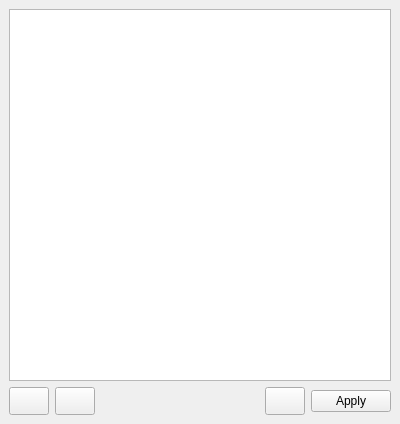
parov0z/bootsplash-manager, file src/gui/mainwindow.ui: the form before one commit.
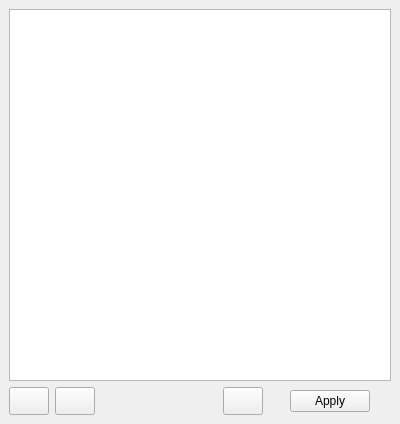
The form after the commit. Icons and pictures are not drawn.

The edit to the form file:
```diff
--- a/src/gui/mainwindow.ui
+++ b/src/gui/mainwindow.ui
@@ -132,23 +132,13 @@
        </widget>
       </item>
       <item>
-       <widget class="QPushButton" name="ApplyButton">
-        <property name="enabled">
+       <widget class="QDialogButtonBox" name="buttonBox">
+        <property name="standardButtons">
+         <set>QDialogButtonBox::Apply</set>
+        </property>
+        <property name="centerButtons">
          <bool>true</bool>
         </property>
-        <property name="sizePolicy">
-         <sizepolicy hsizetype="Preferred" vsizetype="Fixed">
-          <horstretch>0</horstretch>
-          <verstretch>0</verstretch>
-         </sizepolicy>
-        </property>
-        <property name="text">
-         <string>Apply</string>
-        </property>
-        <property name="icon">
-         <iconset theme="dialog-ok">
-          <normaloff>.</normaloff>.</iconset>
-        </property>
        </widget>
       </item>
      </layout>
```
Left out of the diff: 2 changed lines with no effect on the pictures.
